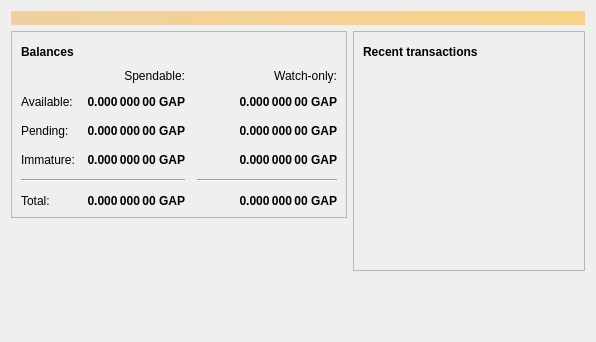
This is src/qt/forms/overviewpage.ui in wizz13150/gapcoin-core as Qt 5 draws it before an edit. The edited form follows.
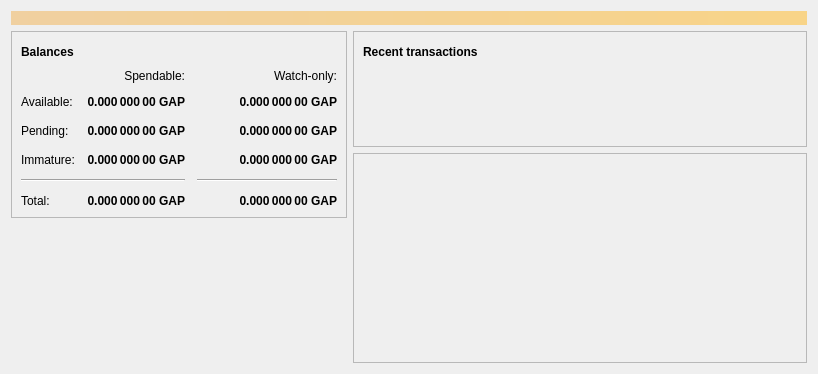
This is the edited form. Icons and pictures are not drawn. Custom widgets are drawn as their Qt base class.

```diff
--- a/src/qt/forms/overviewpage.ui
+++ b/src/qt/forms/overviewpage.ui
@@ -419,6 +419,28 @@
          </property>
         </spacer>
        </item>
+       <item>
+        <widget class="QLabel" name="labelMainLogo">
+         <property name="enabled">
+          <bool>true</bool>
+         </property>
+         <property name="text">
+          <string/>
+         </property>
+         <property name="pixmap">
+          <pixmap resource="../bitcoin.qrc">:/icons/logo</pixmap>
+         </property>
+         <property name="scaledContents">
+          <bool>false</bool>
+         </property>
+         <property name="alignment">
+          <set>Qt::AlignCenter</set>
+         </property>
+         <property name="margin">
+          <number>15</number>
+         </property>
+        </widget>
+       </item>
       </layout>
      </item>
      <item>
@@ -517,6 +539,45 @@
          </layout>
         </widget>
        </item>
+       <item>
+        <widget class="QFrame" name="workplotframe">
+         <property name="frameShape">
+          <enum>QFrame::StyledPanel</enum>
+         </property>
+         <property name="frameShadow">
+          <enum>QFrame::Raised</enum>
+         </property>
+         <layout class="QVBoxLayout" name="verticalLayout_31">
+          <property name="leftMargin">
+           <number>1</number>
+          </property>
+          <property name="topMargin">
+           <number>1</number>
+          </property>
+          <property name="rightMargin">
+           <number>1</number>
+          </property>
+          <property name="bottomMargin">
+           <number>1</number>
+          </property>
+          <item>
+           <layout class="QHBoxLayout" name="horizontalLayout_3">
+            <item>
+             <widget class="QCustomPlot" name="workplot" native="true">
+              <property name="minimumSize">
+               <size>
+                <width>450</width>
+                <height>206</height>
+               </size>
+              </property>
+             </widget>
+            </item>
+           </layout>
+          </item>
+         </layout>
+        </widget>
+       </item>
+       <!--
        <item>
         <spacer name="verticalSpacer_2">
          <property name="orientation">
@@ -530,12 +591,23 @@
          </property>
         </spacer>
        </item>
+       -->
       </layout>
      </item>
     </layout>
    </item>
   </layout>
  </widget>
- <resources/>
+ <customwidgets>
+  <customwidget>
+   <class>QCustomPlot</class>
+   <extends>QWidget</extends>
+   <header>qt/qcustomplot.h</header>
+   <container>1</container>
+  </customwidget>
+ </customwidgets>
+ <resources>
+  <include location="../bitcoin.qrc"/>
+ </resources>
  <connections/>
 </ui>
```
